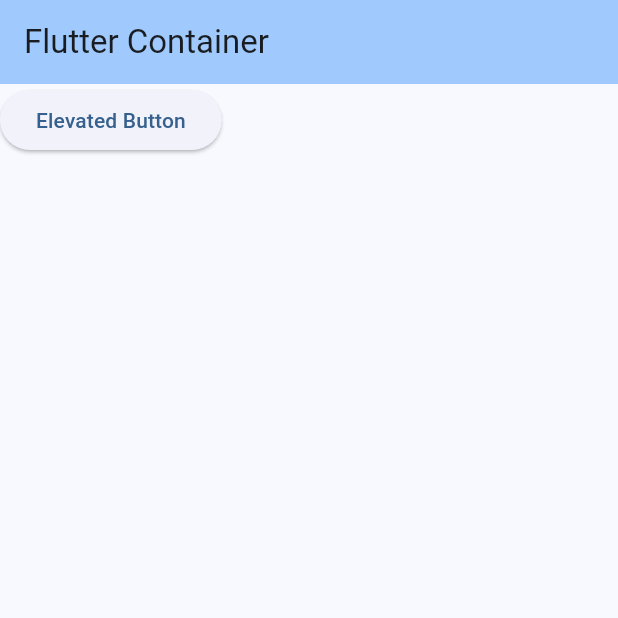
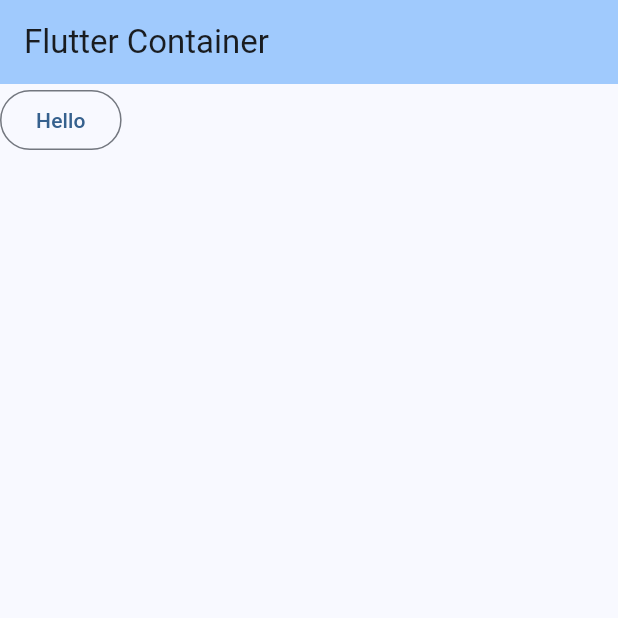
Before and after one commit to aleekashan/Flutter-, a Flutter app: the screen it shows after launch, on a phone screen of 412 x 824 dp, the top half of it. Run offline on Flutter 3.47's test engine with Material 3 defaults, Android fonts, the phone set to English and light mode, and no system bars.

Commit message:
Outlined Button

```diff
--- a/lib/main.dart
+++ b/lib/main.dart
@@ -73,17 +73,15 @@
         // the App.build method, and use it to set our appbar title.
         title: Text('Flutter Container'),
       ),
-      body: ElevatedButton(
-        child: Text('Elevated Button'),
-
-        onPressed: (){
-          print('Yes Elevated');
+      body: OutlinedButton(
+    child: Text('Hello'),
+    onPressed: (){
+      print('Helloooooo');
+    }
+    )
 
 
-
-        },
-
-      )
+    );
 
 
 
@@ -92,6 +90,9 @@
 
 
 
-    );
+
+
+
+
   }
 }
```
